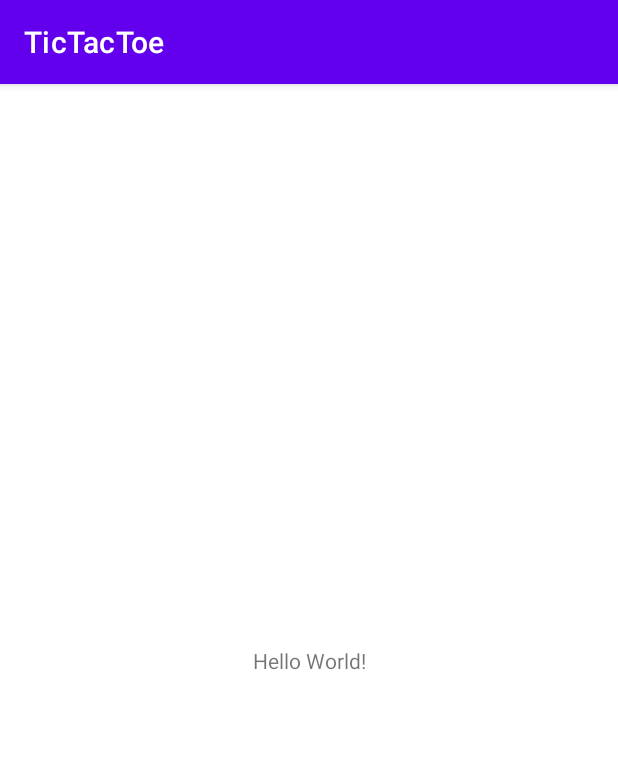
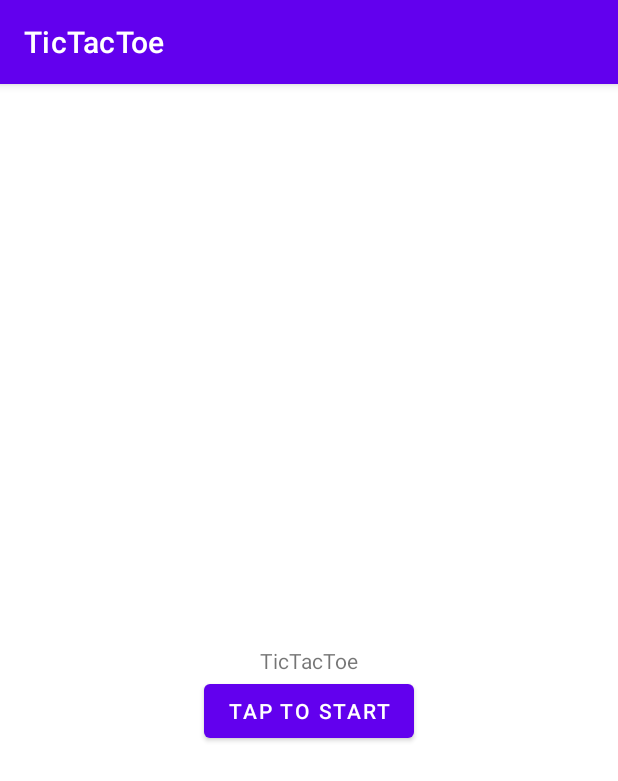
Before and after one commit to Belja-v-Waldberg/TicTacToe, an Android app: the screen it shows after launch (MainActivity before the commit, TitleScreen after it), on a phone screen of 412 x 824 dp. Shown: the top 781 px of the screen. Run offline under Robolectric (Android 15) with nearby library versions, the phone set to English and light mode, and no system bars.

Commit message:
git commit -m "TA-1 - added MainMenu as well as button with intent to switch to it"

```diff
--- a/app/src/main/AndroidManifest.xml
+++ b/app/src/main/AndroidManifest.xml
@@ -12,7 +12,10 @@
         android:theme="@style/Theme.TicTacToe"
         tools:targetApi="31">
         <activity
-            android:name=".MainActivity"
+            android:name=".MainMenu"
+            android:exported="false" />
+        <activity
+            android:name=".TitleScreen"
             android:exported="true">
             <intent-filter>
                 <action android:name="android.intent.action.MAIN" />
--- a/app/src/main/java/com/example/tictactoe/MainActivity.kt
+++ b/app/src/main/java/com/example/tictactoe/MainMenu.kt
@@ -3,9 +3,9 @@ package com.example.tictactoe
 import androidx.appcompat.app.AppCompatActivity
 import android.os.Bundle
 
-class MainActivity : AppCompatActivity() {
+class MainMenu : AppCompatActivity() {
     override fun onCreate(savedInstanceState: Bundle?) {
         super.onCreate(savedInstanceState)
-        setContentView(R.layout.activity_main)
+        setContentView(R.layout.activity_main_menu)
     }
 }
--- /dev/null
+++ b/app/src/main/java/com/example/tictactoe/TitleScreen.kt
@@ -0,0 +1,17 @@
+package com.example.tictactoe
+
+import android.content.Intent
+import androidx.appcompat.app.AppCompatActivity
+import android.os.Bundle
+import android.view.View
+
+class TitleScreen : AppCompatActivity() {
+    override fun onCreate(savedInstanceState: Bundle?) {
+        super.onCreate(savedInstanceState)
+        setContentView(R.layout.activity_title_screen)
+    }
+    fun onClickButton(view: View?) {
+        val intent = Intent(this, MainMenu::class.java)
+        startActivity(intent)
+    }
+}
--- a/app/src/main/res/layout/activity_main.xml
+++ b/app/src/main/res/layout/activity_main_menu.xml
@@ -4,12 +4,14 @@
     xmlns:tools="http://schemas.android.com/tools"
     android:layout_width="match_parent"
     android:layout_height="match_parent"
-    tools:context=".MainActivity">
+    android:onClick="onCLickButton"
+    tools:context=".MainMenu">
 
     <TextView
+        android:id="@+id/textView2"
         android:layout_width="wrap_content"
         android:layout_height="wrap_content"
-        android:text="Hello World!"
+        android:text="@string/welcome_message_part1"
         app:layout_constraintBottom_toBottomOf="parent"
         app:layout_constraintEnd_toEndOf="parent"
         app:layout_constraintStart_toStartOf="parent"
--- /dev/null
+++ b/app/src/main/res/layout/activity_title_screen.xml
@@ -0,0 +1,29 @@
+<?xml version="1.0" encoding="utf-8"?>
+<androidx.constraintlayout.widget.ConstraintLayout xmlns:android="http://schemas.android.com/apk/res/android"
+    xmlns:app="http://schemas.android.com/apk/res-auto"
+    xmlns:tools="http://schemas.android.com/tools"
+    android:layout_width="match_parent"
+    android:layout_height="match_parent"
+    tools:context=".TitleScreen">
+
+    <TextView
+        android:id="@+id/textView"
+        android:layout_width="wrap_content"
+        android:layout_height="wrap_content"
+        android:text="@string/welcome_message_part1"
+        app:layout_constraintBottom_toBottomOf="parent"
+        app:layout_constraintEnd_toEndOf="parent"
+        app:layout_constraintStart_toStartOf="parent"
+        app:layout_constraintTop_toTopOf="parent" />
+
+    <Button
+        android:id="@+id/button"
+        android:layout_width="wrap_content"
+        android:layout_height="wrap_content"
+        android:onClick="onClickButton"
+        android:text="@string/switch_to_title_menu_text"
+        app:layout_constraintEnd_toEndOf="parent"
+        app:layout_constraintStart_toStartOf="parent"
+        app:layout_constraintTop_toBottomOf="@+id/textView" />
+
+</androidx.constraintlayout.widget.ConstraintLayout>
--- a/app/src/main/res/values/strings.xml
+++ b/app/src/main/res/values/strings.xml
@@ -1,3 +1,5 @@
 <resources>
     <string name="app_name">TicTacToe</string>
+    <string name="welcome_message_part1">@string/app_name</string>
+    <string name="switch_to_title_menu_text">Tap to Start</string>
 </resources>
```
